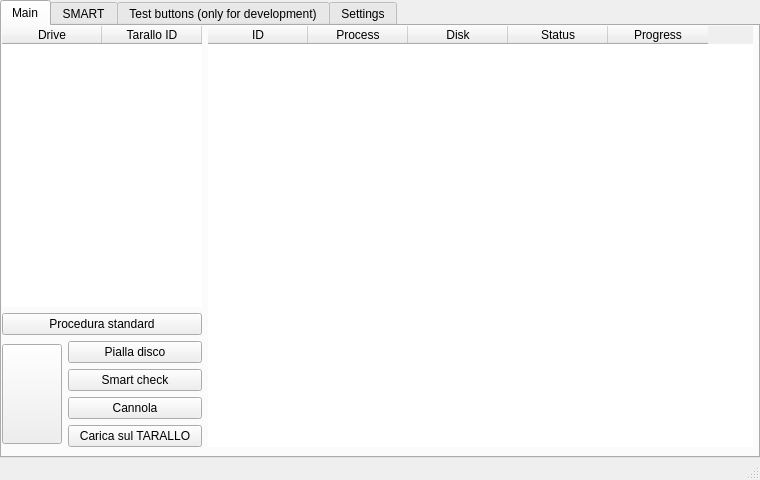
The window that assets/qt/interface_test.ui (WEEE-Open/pesto) describes before a commit, drawn with Qt 5.
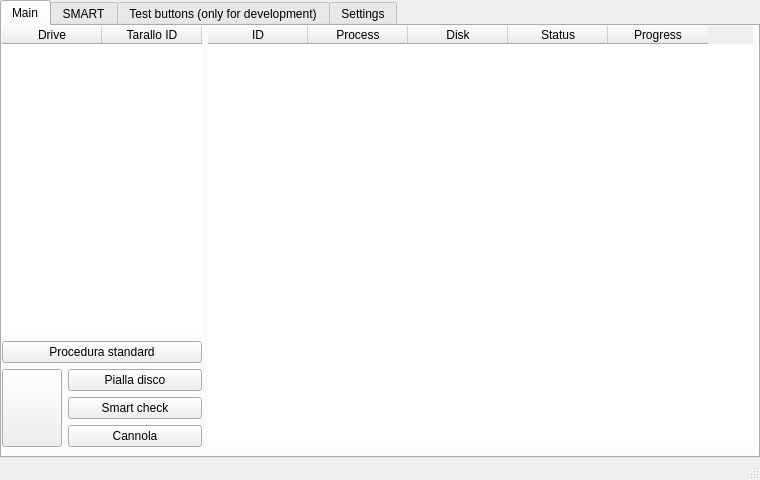
The same window after the commit.

Commit message: Fixed reconnect bug. Removed load to tarallo button. Added disk table context menu with sleep and upload to tarallo commands (closes #75, closes #54). Changed load_to_tarallo method name with upload_to_tarallo.

Patch:
```diff
--- a/assets/qt/interface_test.ui
+++ b/assets/qt/interface_test.ui
@@ -265,13 +265,6 @@
                </property>
               </widget>
              </item>
-             <item>
-              <widget class="QPushButton" name="taralloButton">
-               <property name="text">
-                <string>Carica sul TARALLO</string>
-               </property>
-              </widget>
-             </item>
             </layout>
            </item>
           </layout>
```
The commit also changes 3 other files.
